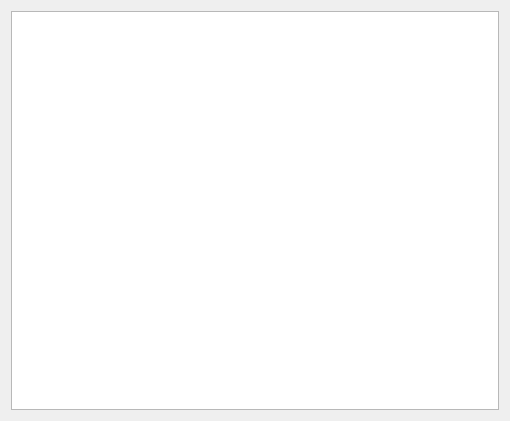
First picture: the form in EasyNotepad/etab.ui, repository maurictg/EasyNotepad, before the edit.
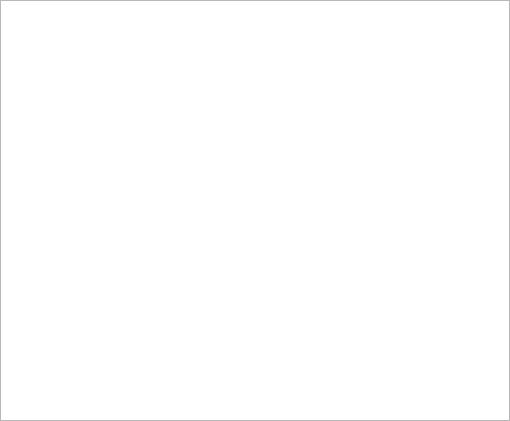
Second picture: the form after the edit.

```diff
--- a/EasyNotepad/etab.ui
+++ b/EasyNotepad/etab.ui
@@ -14,6 +14,18 @@
    <string>Form</string>
   </property>
   <layout class="QGridLayout" name="gridLayout">
+   <property name="leftMargin">
+    <number>0</number>
+   </property>
+   <property name="topMargin">
+    <number>0</number>
+   </property>
+   <property name="rightMargin">
+    <number>0</number>
+   </property>
+   <property name="bottomMargin">
+    <number>0</number>
+   </property>
    <item row="0" column="0">
     <widget class="QTextEdit" name="textEdit">
      <property name="font">
@@ -22,6 +34,9 @@
        <pointsize>12</pointsize>
       </font>
      </property>
+     <property name="placeholderText">
+      <string/>
+     </property>
     </widget>
    </item>
   </layout>
```
